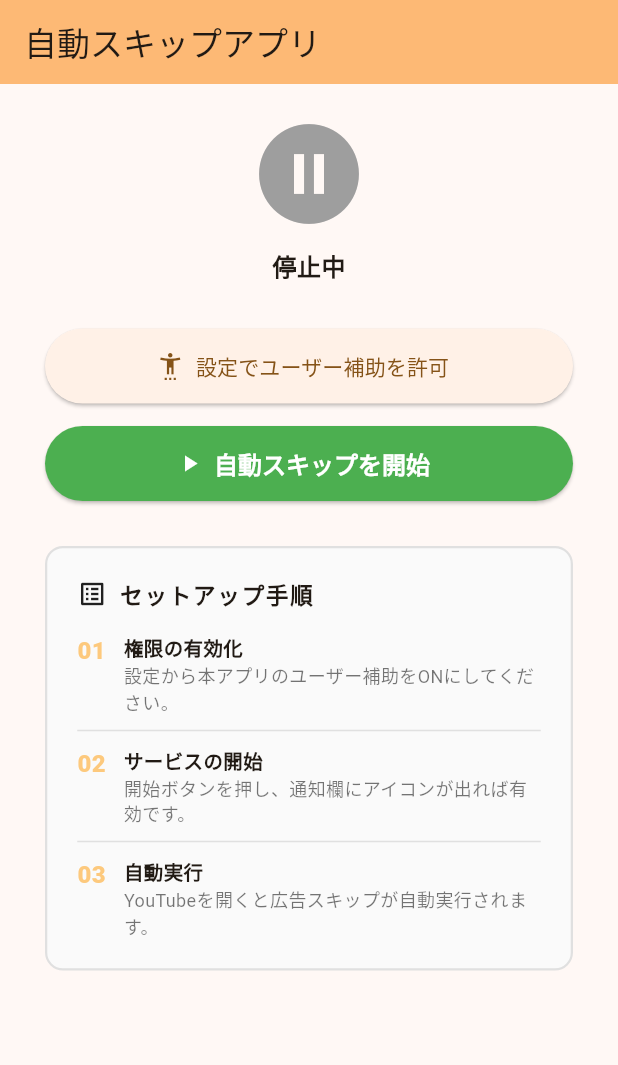
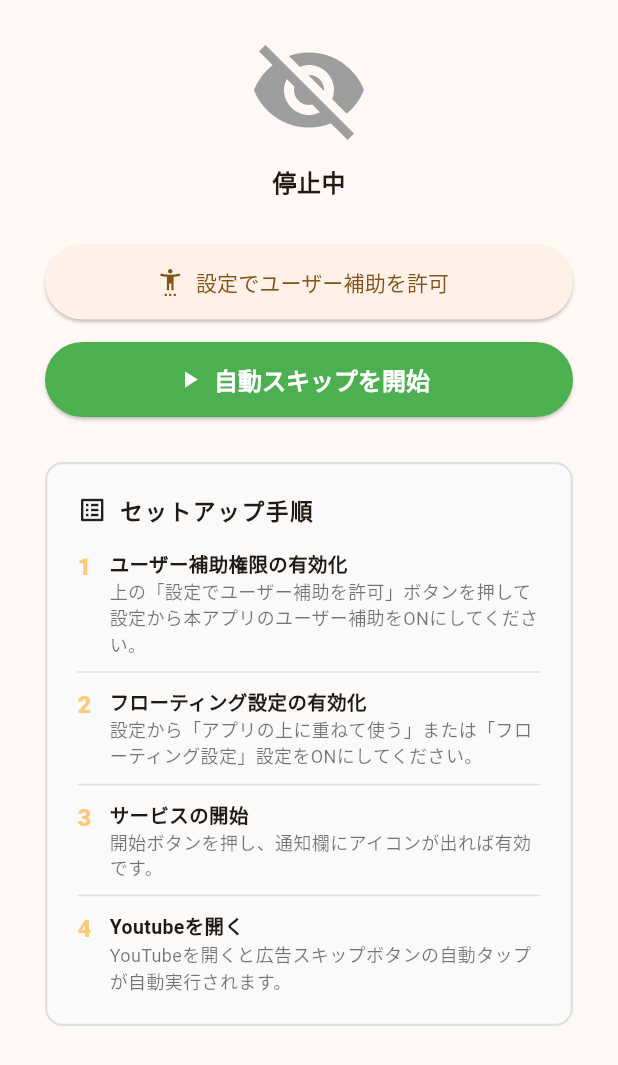
Before and after one commit to kasouzou/auto-tap, a Flutter app: the screen it shows after launch, on a phone screen of 412 x 824 dp. Shown: the top 1065 px of the screen. Run offline on Flutter 3.47's test engine with Material 3 defaults, Android fonts, the light colour scheme and no system bars; our stand-ins replace permission_handler.

Commit message:
Refactor code structure and remove redundant code blocks for improved readability and maintainability

```diff
--- a/lib/main.dart
+++ b/lib/main.dart
@@ -86,12 +86,12 @@ class _MyHomePageState extends State<MyHomePage> {
   @override
   Widget build(BuildContext context) {
     return Scaffold(
-      appBar: AppBar(
-        backgroundColor: Theme.of(context).colorScheme.inversePrimary,
-        title: Text(widget.title),
-        // 横画面時にAppBarがデカすぎると邪魔なので少しスリムに
-        toolbarHeight: MediaQuery.of(context).orientation == Orientation.landscape ? 40 : null,
-      ),
+      // appBar: AppBar(
+      //   backgroundColor: Theme.of(context).colorScheme.inversePrimary,
+      //   title: Text(widget.title),
+      //   // 横画面時にAppBarがデカすぎると邪魔なので少しスリムに
+      //   toolbarHeight: MediaQuery.of(context).orientation == Orientation.landscape ? 40 : null,
+      // ),
       // 【マクロな視点】横画面でのオーバーフローを防ぐための必須スクロール設定
       body: SingleChildScrollView(
         child: Padding(
@@ -101,7 +101,7 @@ class _MyHomePageState extends State<MyHomePage> {
             children: <Widget>[
               // 状態アイコンとテキスト
               Icon(
-                _isMonitoring ? Icons.check_circle : Icons.pause_circle_filled,
+                _isMonitoring ? Icons.visibility : Icons.visibility_off,
                 size: 80,
                 color: _isMonitoring ? Colors.green : Colors.grey,
               ),
@@ -171,7 +171,7 @@ class _MyHomePageState extends State<MyHomePage> {
               ),
               const SizedBox(width: 8),
               Text(
-                _isMonitoring ? 'システム稼働状況' : 'セットアップ手順',
+                _isMonitoring ? 'アプリ稼働状況' : 'セットアップ手順',
                 style: const TextStyle(fontWeight: FontWeight.bold, fontSize: 15, letterSpacing: 1.2),
               ),
             ],
@@ -184,11 +184,13 @@ class _MyHomePageState extends State<MyHomePage> {
             _buildStatusRow(Icons.check, "ユーザー補助権限：有効"),
             _buildStatusRow(Icons.sync, "ターゲット：YouTube広告を待機中..."),
           ] else ...[
-            _buildStepRow('01', '権限の有効化', '設定から本アプリのユーザー補助をONにしてください。'),
+            _buildStepRow('1', 'ユーザー補助権限の有効化', '上の「設定でユーザー補助を許可」ボタンを押して設定から本アプリのユーザー補助をONにしてください。'),
             _buildDivider(),
-            _buildStepRow('02', 'サービスの開始', '開始ボタンを押し、通知欄にアイコンが出れば有効です。'),
+            _buildStepRow('2', 'フローティング設定の有効化', '設定から「アプリの上に重ねて使う」または「フローティング設定」設定をONにしてください。'),
             _buildDivider(),
-            _buildStepRow('03', '自動実行', 'YouTubeを開くと広告スキップが自動実行されます。'),
+            _buildStepRow('3', 'サービスの開始', '開始ボタンを押し、通知欄にアイコンが出れば有効です。'),
+            _buildDivider(),
+            _buildStepRow('4', 'Youtubeを開く', 'YouTubeを開くと広告スキップボタンの自動タップが自動実行されます。'),
           ],
         ],
       ),
--- a/pubspec.yaml
+++ b/pubspec.yaml
@@ -61,9 +61,9 @@ flutter_launcher_icons:
   # ↓これは古いAndroidやiOS用（1枚絵として使われる）
   image_path: "assets/icon/icon.png"
 
-  # --- ここからがアダプティブアイコン（三井住友銀行風にする設定） ---
+  # --- ここからがアダプティブアイコン（三井住友銀行風にする設定）白 ---
   # 背景色を指定（シャープ1つでOK）
-  adaptive_icon_background: "#061047"
+  adaptive_icon_background: "#FFFFFF"
 
   # 前景（ロゴ）を指定。ここが重要！
   # 背景を透明にしたロゴ画像を指定してください。
```
Also changed, not shown: assets/icon/icon_1.png (added), 48 other files.
